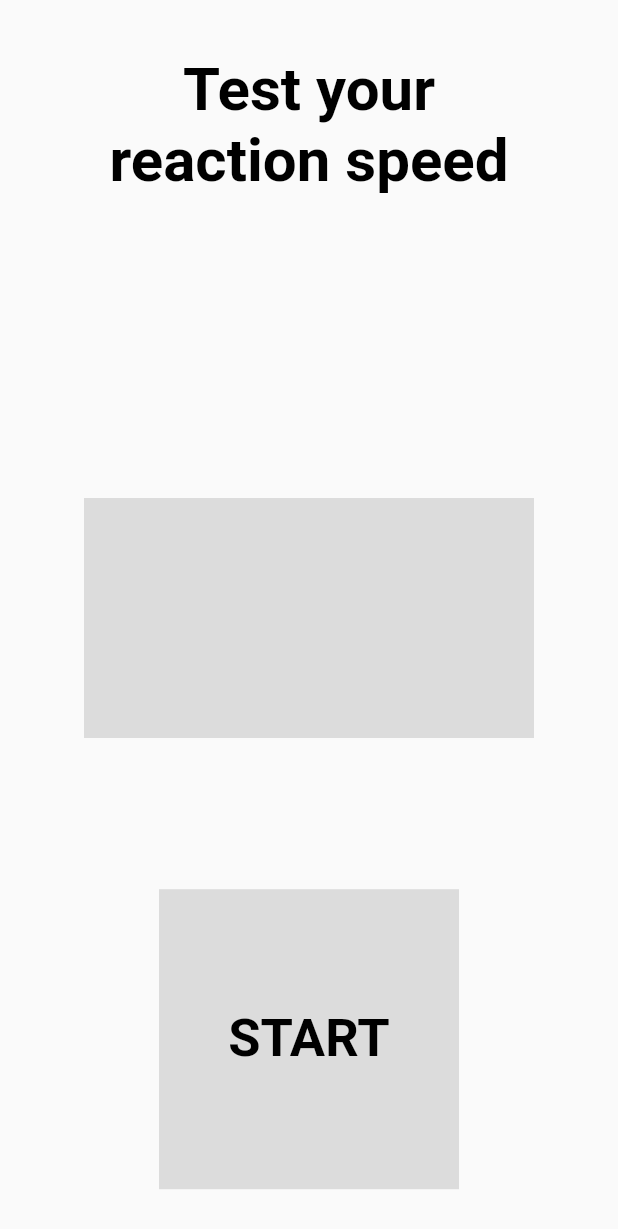
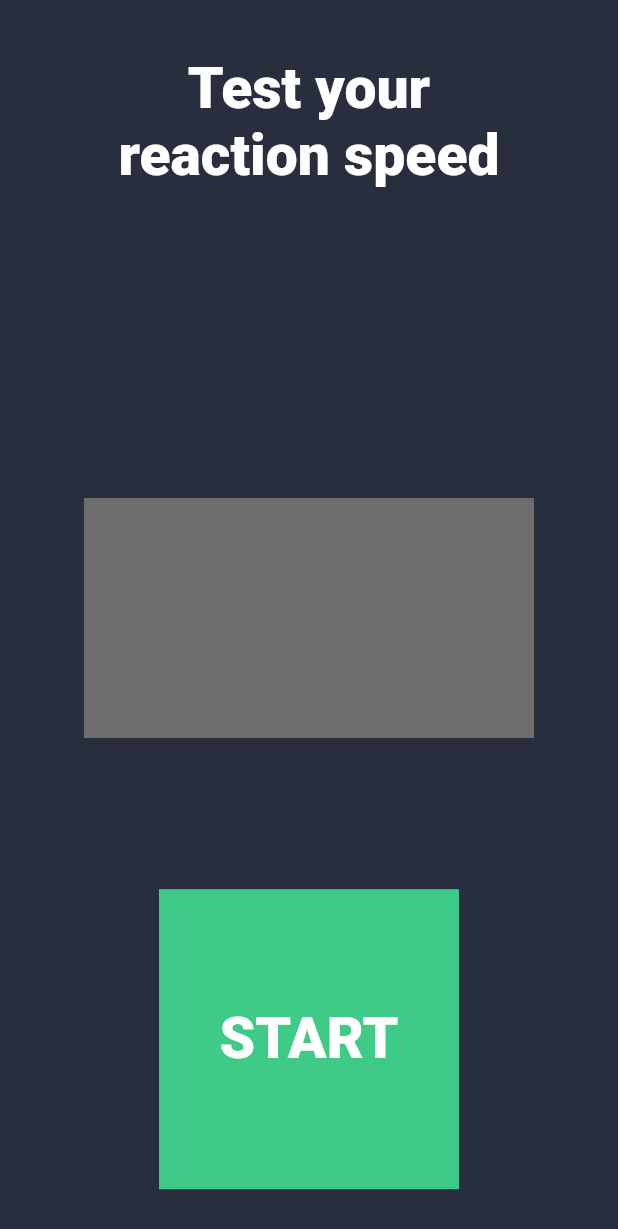
Before and after one commit to devmaslove/flutter_push, a Flutter app: the screen it shows after launch, on a phone screen of 412 x 824 dp. Shown: the top 1229 px of the screen. Run offline on Flutter 3.47's test engine with Material 2 defaults, Android fonts, the phone set to English and light mode, and no system bars.

Commit message:
Сделал домашку

```diff
--- a/lib/main.dart
+++ b/lib/main.dart
@@ -32,6 +32,7 @@ class _MyHomePageState extends State<MyHomePage> {
   @override
   Widget build(BuildContext context) {
     return Scaffold(
+      backgroundColor: const Color(0xFF282E3D),
       body: Stack(
         children: [
           Align(
@@ -40,16 +41,16 @@ class _MyHomePageState extends State<MyHomePage> {
               "Test your\nreaction speed",
               textAlign: TextAlign.center,
               style: TextStyle(
-                fontSize: 40,
-                fontWeight: FontWeight.w700,
-                color: Colors.black,
+                fontSize: 38,
+                fontWeight: FontWeight.w900,
+                color: Colors.white,
               ),
             ),
           ),
           Align(
             alignment: Alignment.center,
             child: ColoredBox(
-              color: Colors.black12,
+              color: const Color(0xFF6D6D6D),
               child: SizedBox(
                 height: 160,
                 width: 300,
@@ -58,9 +59,9 @@ class _MyHomePageState extends State<MyHomePage> {
                     millisecondsText,
                     textAlign: TextAlign.center,
                     style: TextStyle(
-                      fontSize: 40,
-                      fontWeight: FontWeight.w700,
-                      color: Colors.black,
+                      fontSize: 36,
+                      fontWeight: FontWeight.w500,
+                      color: Colors.white,
                     ),
                   ),
                 ),
@@ -86,7 +87,7 @@ class _MyHomePageState extends State<MyHomePage> {
                 }
               }),
               child: ColoredBox(
-                color: Colors.black12,
+                color: _getButtonColor(),
                 child: SizedBox(
                   height: 200,
                   width: 200,
@@ -94,9 +95,9 @@ class _MyHomePageState extends State<MyHomePage> {
                     child: Text(
                       _getButtonText(),
                       style: TextStyle(
-                        fontSize: 35,
-                        fontWeight: FontWeight.w700,
-                        color: Colors.black,
+                        fontSize: 38,
+                        fontWeight: FontWeight.w900,
+                        color: Colors.white,
                       ),
                     ),
                   ),
@@ -117,6 +118,17 @@ class _MyHomePageState extends State<MyHomePage> {
         return "WAIT";
       case GameState.canBeStopped:
         return "STOP";
+    }
+  }
+
+  Color _getButtonColor() {
+    switch (gameState) {
+      case GameState.readyToStart:
+        return const Color(0xFF40CA88);
+      case GameState.waiting:
+        return const Color(0xFFE0982D);
+      case GameState.canBeStopped:
+        return const Color(0xFFE02D47);
     }
   }
 
@@ -144,6 +156,7 @@ class _MyHomePageState extends State<MyHomePage> {
     stoppableTimer?.cancel();
     super.dispose();
   }
+
 }
 
 enum GameState { readyToStart, waiting, canBeStopped }
```
